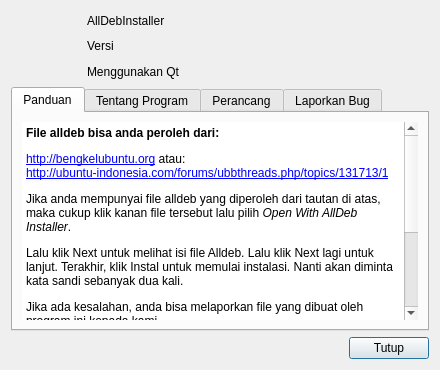
Old version of the form ui/about.ui in the repository grOS-TEAM/alldeb-source.
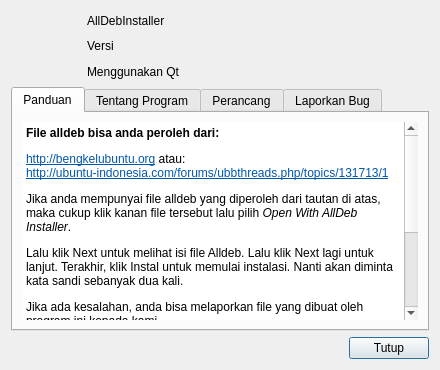
New version of the form. Icons and pictures are not drawn.

Patch:
```diff
--- a/ui/about.ui
+++ b/ui/about.ui
@@ -122,19 +122,19 @@
 p, li { white-space: pre-wrap; }
 &lt;/style&gt;&lt;/head&gt;&lt;body style=&quot; font-family:'Sans Serif'; font-size:9pt; font-weight:400; font-style:normal;&quot;&gt;
 &lt;p style=&quot; margin-top:0px; margin-bottom:0px; margin-left:0px; margin-right:0px; -qt-block-indent:0; text-indent:0px;&quot;&gt;&lt;span style=&quot; font-weight:600;&quot;&gt;File alldeb bisa anda peroleh dari:&lt;/span&gt;&lt;/p&gt;
-&lt;p style=&quot; margin-top:12px; margin-bottom:0px; margin-left:0px; margin-right:0px; -qt-block-indent:0; text-indent:0px;&quot;&gt;&lt;a href=&quot;http://bengkelubuntu.org&quot;&gt;&lt;span style=&quot; text-decoration: underline; color:#0000ff;&quot;&gt;http://bengkelubuntu.org&lt;/span&gt;&lt;/a&gt; atau:&lt;/p&gt;
-&lt;p style=&quot; margin-top:0px; margin-bottom:12px; margin-left:0px; margin-right:0px; -qt-block-indent:0; text-indent:0px;&quot;&gt;&lt;a href=&quot;http://ubuntu-indonesia.com/forums/ubbthreads.php/topics/131713/1&quot;&gt;&lt;span style=&quot; text-decoration: underline; color:#0000ff;&quot;&gt;http://ubuntu-indonesia.com/forums/ubbthreads.php/topics/131713/1&lt;/span&gt;&lt;/a&gt;&lt;/p&gt;
+&lt;p style=&quot; margin-top:12px; margin-bottom:0px; margin-left:0px; margin-right:0px; -qt-block-indent:0; text-indent:0px;&quot;&gt;&lt;a href=&quot;http://bengkelubuntu.org&quot;&gt;&lt;span style=&quot; text-decoration: underline; color:#0057ae;&quot;&gt;http://bengkelubuntu.org&lt;/span&gt;&lt;/a&gt; atau:&lt;/p&gt;
+&lt;p style=&quot; margin-top:0px; margin-bottom:12px; margin-left:0px; margin-right:0px; -qt-block-indent:0; text-indent:0px;&quot;&gt;&lt;a href=&quot;http://ubuntu-indonesia.com/forums/ubbthreads.php/topics/131713/1&quot;&gt;&lt;span style=&quot; text-decoration: underline; color:#0057ae;&quot;&gt;http://ubuntu-indonesia.com/forums/ubbthreads.php/topics/131713/1&lt;/span&gt;&lt;/a&gt;&lt;/p&gt;
 &lt;p style=&quot; margin-top:0px; margin-bottom:12px; margin-left:0px; margin-right:0px; -qt-block-indent:0; text-indent:0px;&quot;&gt;Jika anda mempunyai file alldeb yang diperoleh dari tautan di atas, maka cukup klik kanan file tersebut lalu pilih &lt;span style=&quot; font-style:italic;&quot;&gt;Open With AllDeb Installer&lt;/span&gt;.&lt;/p&gt;
 &lt;p style=&quot; margin-top:12px; margin-bottom:12px; margin-left:0px; margin-right:0px; -qt-block-indent:0; text-indent:0px;&quot;&gt;Lalu klik Next untuk melihat isi file Alldeb. Lalu klik Next lagi untuk lanjut. Terakhir, klik Instal untuk memulai instalasi. Nanti akan diminta kata sandi sebanyak dua kali.&lt;/p&gt;
 &lt;p style=&quot; margin-top:12px; margin-bottom:12px; margin-left:0px; margin-right:0px; -qt-block-indent:0; text-indent:0px;&quot;&gt;Jika ada kesalahan, anda bisa melaporkan file yang dibuat oleh program ini kepada kami.&lt;/p&gt;
 &lt;hr /&gt;
 &lt;p style=&quot; margin-top:0px; margin-bottom:0px; margin-left:0px; margin-right:0px; -qt-block-indent:0; text-indent:0px;&quot;&gt;File alldeb dibuat dengan &lt;span style=&quot; font-style:italic;&quot;&gt;alldeb_maker&lt;/span&gt;. Keterangan lengkap tentang alldeb ada di sini:&lt;/p&gt;
-&lt;p style=&quot; margin-top:0px; margin-bottom:0px; margin-left:0px; margin-right:0px; -qt-block-indent:0; text-indent:0px;&quot;&gt;&lt;a href=&quot;http://ubuntu-indonesia.com/forums/ubbthreads.php/topics/129832/1&quot;&gt;&lt;span style=&quot; text-decoration: underline; color:#0000ff;&quot;&gt;http://ubuntu-indonesia.com/forums/ubbthreads.php/topics/129832/1&lt;/span&gt;&lt;/a&gt;&lt;/p&gt;
+&lt;p style=&quot; margin-top:0px; margin-bottom:0px; margin-left:0px; margin-right:0px; -qt-block-indent:0; text-indent:0px;&quot;&gt;&lt;a href=&quot;http://ubuntu-indonesia.com/forums/ubbthreads.php/topics/129832/1&quot;&gt;&lt;span style=&quot; text-decoration: underline; color:#0057ae;&quot;&gt;http://ubuntu-indonesia.com/forums/ubbthreads.php/topics/129832/1&lt;/span&gt;&lt;/a&gt;&lt;/p&gt;
 &lt;p style=&quot; margin-top:0px; margin-bottom:0px; margin-left:0px; margin-right:0px; -qt-block-indent:0; text-indent:0px;&quot;&gt;atau:&lt;/p&gt;
 &lt;p style=&quot; margin-top:0px; margin-bottom:0px; margin-left:0px; margin-right:0px; -qt-block-indent:0; text-indent:0px;&quot;&gt;&lt;a href=&quot;http://bengkelubuntu.org/tentang/apa-itu-alldeb/
-&quot;&gt;&lt;span style=&quot; text-decoration: underline; color:#0000ff;&quot;&gt;http://bengkelubuntu.org/tentang/apa-itu-alldeb/&lt;/span&gt;&lt;/a&gt;&lt;br /&gt;&lt;/p&gt;
+&quot;&gt;&lt;span style=&quot; text-decoration: underline; color:#0057ae;&quot;&gt;http://bengkelubuntu.org/tentang/apa-itu-alldeb/&lt;/span&gt;&lt;/a&gt;&lt;br /&gt;&lt;/p&gt;
 &lt;p style=&quot; margin-top:0px; margin-bottom:0px; margin-left:0px; margin-right:0px; -qt-block-indent:0; text-indent:0px;&quot;&gt;Skrip &lt;span style=&quot; font-style:italic;&quot;&gt;alldeb_maker&lt;/span&gt; sudah memiliki PPA di:&lt;/p&gt;
-&lt;p style=&quot; margin-top:0px; margin-bottom:0px; margin-left:0px; margin-right:0px; -qt-block-indent:0; text-indent:0px;&quot;&gt;&lt;a href=&quot;https://launchpad.net/~faqihjakha/+archive/sikucinglewat&quot;&gt;&lt;span style=&quot; text-decoration: underline; color:#0000ff;&quot;&gt;https://launchpad.net/~faqihjakha/+archive/sikucinglewat&lt;/span&gt;&lt;/a&gt;&lt;/p&gt;&lt;/body&gt;&lt;/html&gt;</string>
+&lt;p style=&quot; margin-top:0px; margin-bottom:0px; margin-left:0px; margin-right:0px; -qt-block-indent:0; text-indent:0px;&quot;&gt;&lt;a href=&quot;https://launchpad.net/~faqihjakha/+archive/sikucinglewat&quot;&gt;&lt;span style=&quot; text-decoration: underline; color:#0057ae;&quot;&gt;https://launchpad.net/~faqihjakha/+archive/sikucinglewat&lt;/span&gt;&lt;/a&gt;&lt;/p&gt;&lt;/body&gt;&lt;/html&gt;</string>
          </property>
          <property name="textInteractionFlags">
           <set>Qt::LinksAccessibleByKeyboard|Qt::LinksAccessibleByMouse</set>
```
Left out of the diff: 4 changed lines with no effect on the pictures.
